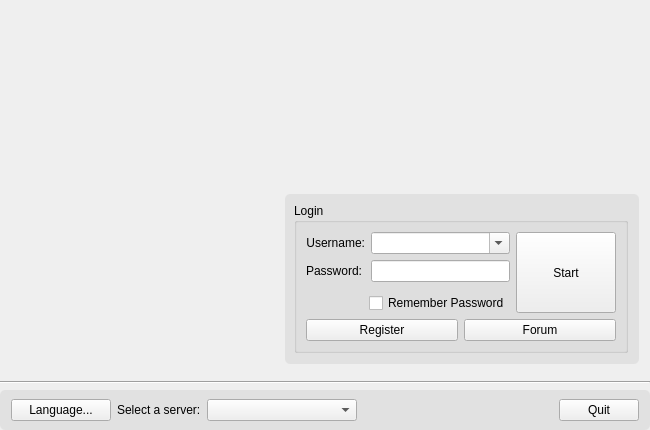
Old version of the form TOPLauncher/MainWidget.ui in the repository BSoD-Ultimate/TOPLauncher.
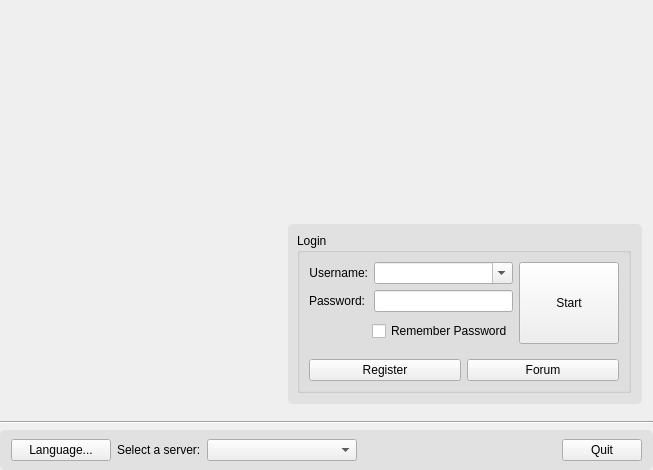
New version of the form.

Commit message: adjust ui for better look in high-DPI conditions.

Patch:
```diff
--- a/TOPLauncher/MainWidget.ui
+++ b/TOPLauncher/MainWidget.ui
@@ -6,8 +6,8 @@
    <rect>
     <x>0</x>
     <y>0</y>
-    <width>650</width>
-    <height>430</height>
+    <width>653</width>
+    <height>470</height>
    </rect>
   </property>
   <property name="sizePolicy">
@@ -108,7 +108,7 @@
            <property name="maximumSize">
             <size>
              <width>16777215</width>
-             <height>170</height>
+             <height>180</height>
             </size>
            </property>
            <property name="frameShape">
@@ -135,7 +135,7 @@
               <property name="maximumSize">
                <size>
                 <width>400</width>
-                <height>150</height>
+                <height>180</height>
                </size>
               </property>
               <property name="title">
@@ -156,6 +156,12 @@
                </property>
                <item>
                 <widget class="QWidget" name="widget_3" native="true">
+                 <property name="minimumSize">
+                  <size>
+                   <width>0</width>
+                   <height>82</height>
+                  </size>
+                 </property>
                  <layout class="QHBoxLayout" name="horizontalLayout">
                   <property name="leftMargin">
                    <number>0</number>
@@ -188,6 +194,12 @@
                       </item>
                       <item row="0" column="1">
                        <widget class="QComboBox" name="comboUsername">
+                        <property name="sizePolicy">
+                         <sizepolicy hsizetype="Preferred" vsizetype="Preferred">
+                          <horstretch>0</horstretch>
+                          <verstretch>0</verstretch>
+                         </sizepolicy>
+                        </property>
                         <property name="locale">
                          <locale language="English" country="UnitedStates"/>
                         </property>
@@ -211,6 +223,12 @@
                       </item>
                       <item row="1" column="1">
                        <widget class="QLineEdit" name="editPassword">
+                        <property name="sizePolicy">
+                         <sizepolicy hsizetype="Expanding" vsizetype="Preferred">
+                          <horstretch>0</horstretch>
+                          <verstretch>0</verstretch>
+                         </sizepolicy>
+                        </property>
                         <property name="locale">
                          <locale language="English" country="UnitedStates"/>
                         </property>
@@ -244,6 +262,12 @@
                       </item>
                       <item>
                        <widget class="QCheckBox" name="chkRememberPasswd">
+                        <property name="sizePolicy">
+                         <sizepolicy hsizetype="Minimum" vsizetype="Preferred">
+                          <horstretch>0</horstretch>
+                          <verstretch>0</verstretch>
+                         </sizepolicy>
+                        </property>
                         <property name="locale">
                          <locale language="English" country="UnitedStates"/>
                         </property>
@@ -281,10 +305,32 @@
                  </layout>
                 </widget>
                </item>
+               <item>
+                <spacer name="verticalSpacer">
+                 <property name="orientation">
+                  <enum>Qt::Vertical</enum>
+                 </property>
+                 <property name="sizeType">
+                  <enum>QSizePolicy::Expanding</enum>
+                 </property>
+                 <property name="sizeHint" stdset="0">
+                  <size>
+                   <width>20</width>
+                   <height>40</height>
+                  </size>
+                 </property>
+                </spacer>
+               </item>
                <item>
                 <layout class="QHBoxLayout" name="horizontalLayout_6">
                  <item>
                   <widget class="QPushButton" name="btnRegister">
+                   <property name="sizePolicy">
+                    <sizepolicy hsizetype="Minimum" vsizetype="Preferred">
+                     <horstretch>0</horstretch>
+                     <verstretch>0</verstretch>
+                    </sizepolicy>
+                   </property>
                    <property name="locale">
                     <locale language="English" country="UnitedStates"/>
                    </property>
@@ -295,6 +341,12 @@
                  </item>
                  <item>
                   <widget class="QPushButton" name="btnOpenForum">
+                   <property name="sizePolicy">
+                    <sizepolicy hsizetype="Minimum" vsizetype="Preferred">
+                     <horstretch>0</horstretch>
+                     <verstretch>0</verstretch>
+                    </sizepolicy>
+                   </property>
                    <property name="locale">
                     <locale language="English" country="UnitedStates"/>
                    </property>
@@ -352,10 +404,10 @@
        <enum>QLayout::SetDefaultConstraint</enum>
       </property>
       <property name="topMargin">
-       <number>0</number>
+       <number>9</number>
       </property>
       <property name="bottomMargin">
-       <number>0</number>
+       <number>9</number>
       </property>
       <item>
        <widget class="QPushButton" name="btnLanguage">
```
The commit also changes 1 other file.
